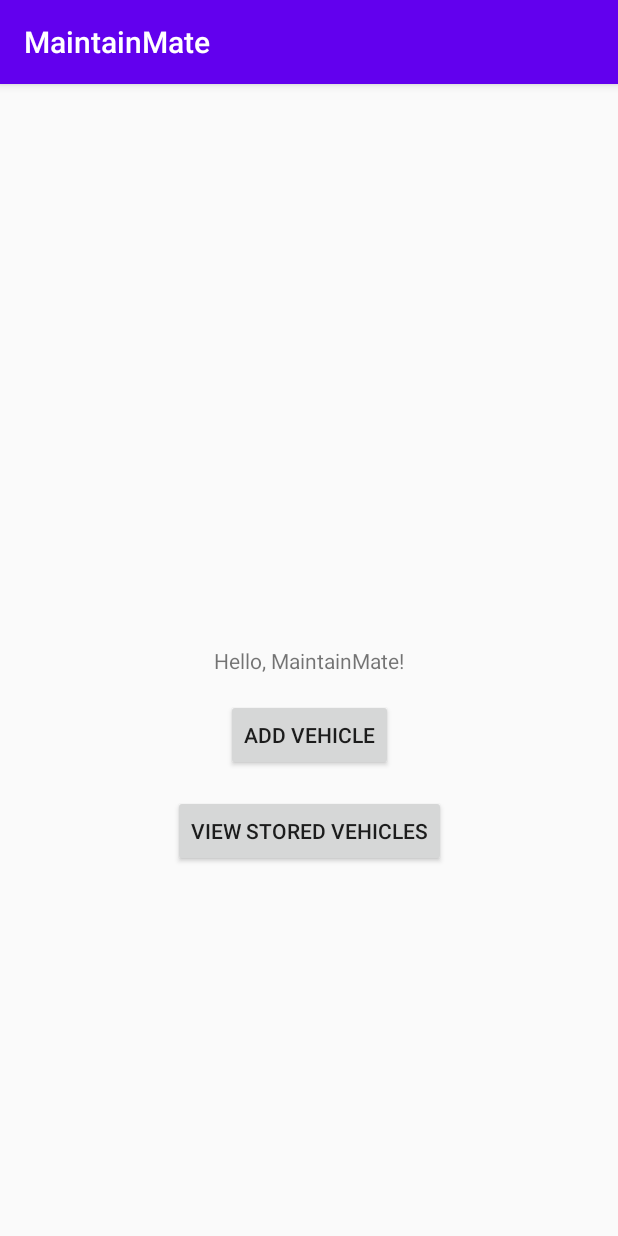
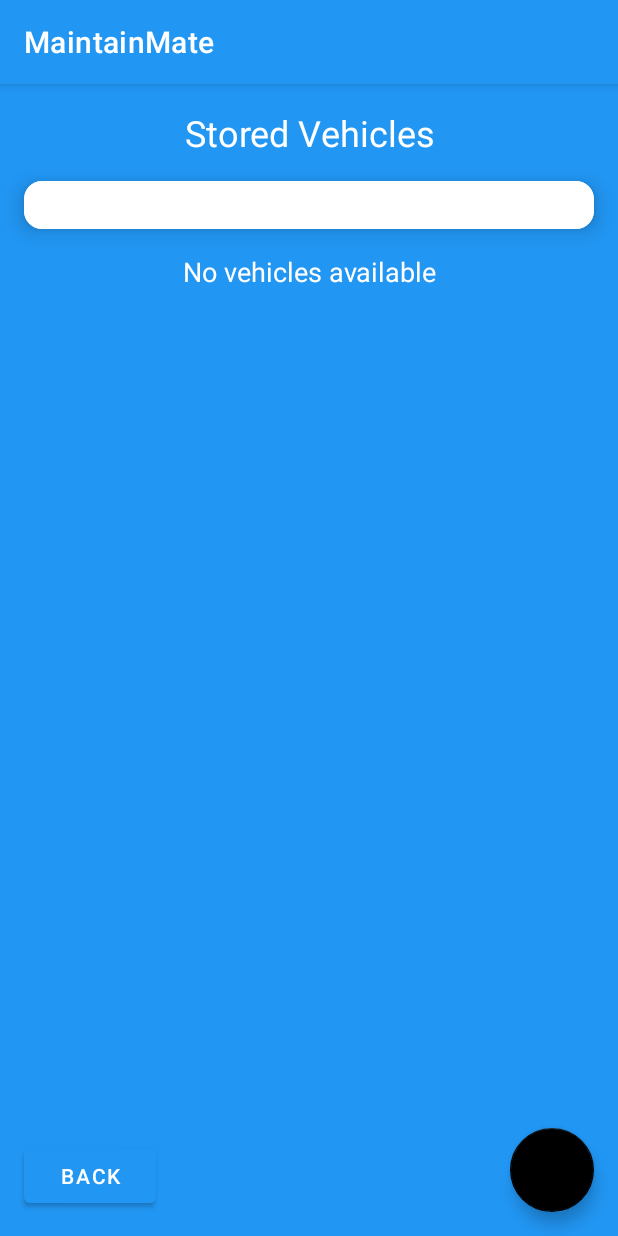
Before and after one commit to NitsuaBee/MaintainMate, an Android app built with Jetpack Compose: the screen it shows after launch (MainActivity before the commit, ViewVehiclesActivity after it), after a tap on "VIEW STORED VEHICLES", on a phone screen of 412 x 824 dp. Run offline under Robolectric (Android 15) with nearby library versions, the phone set to English and light mode, and no system bars.

Commit message:
3rd Commit - Vehicle History function completed with the add-on of edit/delete feature for stored vehicles. Added in UI/UX customizations

```diff
--- a/app/build.gradle.kts
+++ b/app/build.gradle.kts
@@ -50,7 +50,6 @@ android {
 }
 
 dependencies {
-
     implementation(libs.androidx.core.ktx)
     implementation(libs.androidx.lifecycle.runtime.ktx)
     implementation(libs.androidx.activity.compose)
@@ -70,4 +69,6 @@ dependencies {
     implementation("androidx.appcompat:appcompat:1.6.1")
     implementation("androidx.core:core-ktx:1.9.0")
     implementation("androidx.constraintlayout:constraintlayout:2.1.4")
+    implementation("androidx.cardview:cardview:1.0.0")
+    implementation("com.google.android.material:material:1.9.0")
 }
--- a/app/src/main/AndroidManifest.xml
+++ b/app/src/main/AndroidManifest.xml
@@ -32,6 +32,8 @@
         </activity>
 
         <activity android:name=".AddVehicleActivity" />
+        <activity android:name=".ViewVehiclesActivity" />
+
 
     </application>
 
--- a/app/src/main/java/com/example/maintainmate/MainActivity.kt
+++ b/app/src/main/java/com/example/maintainmate/MainActivity.kt
@@ -10,6 +10,7 @@ class MainActivity : AppCompatActivity() {
     override fun onCreate(savedInstanceState: Bundle?) {
         super.onCreate(savedInstanceState)
         setContentView(R.layout.activity_main)
+
 
         val buttonOpenAddVehicle = findViewById<Button>(R.id.buttonOpenAddVehicle)
         val buttonViewVehicles = findViewById<Button>(R.id.buttonViewVehicles)
--- /dev/null
+++ b/app/src/main/res/drawable/ic_add.xml
@@ -0,0 +1,4 @@
+<?xml version="1.0" encoding="utf-8"?>
+<selector xmlns:android="http://schemas.android.com/apk/res/android">
+
+</selector>
--- /dev/null
+++ b/app/src/main/res/drawable/rounded_button.xml
@@ -0,0 +1,6 @@
+<?xml version="1.0" encoding="utf-8"?>
+<shape xmlns:android="http://schemas.android.com/apk/res/android">
+    <solid android:color="@color/secondaryColor"/> <!-- Black as secondary color -->
+    <corners android:radius="12dp"/>
+    <padding android:left="12dp" android:right="12dp" android:top="8dp" android:bottom="8dp"/>
+</shape>
--- a/app/src/main/res/layout/activity_view_vehicles.xml
+++ b/app/src/main/res/layout/activity_view_vehicles.xml
@@ -4,24 +4,81 @@
     xmlns:tools="http://schemas.android.com/tools"
     android:layout_width="match_parent"
     android:layout_height="match_parent"
+    android:background="?attr/colorPrimary"
     tools:context=".ViewVehiclesActivity">
 
+    <!-- Title for the view -->
+    <TextView
+        android:id="@+id/titleText"
+        android:layout_width="wrap_content"
+        android:layout_height="wrap_content"
+        android:text="Stored Vehicles"
+        android:textSize="24sp"
+        android:textColor="@android:color/white"
+        android:layout_marginTop="16dp"
+        app:layout_constraintTop_toTopOf="parent"
+        app:layout_constraintStart_toStartOf="parent"
+        app:layout_constraintEnd_toEndOf="parent"
+        android:gravity="center"/>
+
+    <!-- CardView for modern appearance -->
+    <androidx.cardview.widget.CardView
+        android:id="@+id/card_view"
+        android:layout_width="match_parent"
+        android:layout_height="wrap_content"
+        android:layout_margin="16dp"
+        app:cardElevation="8dp"
+        app:cardCornerRadius="12dp"
+        app:cardBackgroundColor="@android:color/white"
+        app:layout_constraintTop_toBottomOf="@id/titleText"
+        app:layout_constraintStart_toStartOf="parent"
+        app:layout_constraintEnd_toEndOf="parent">
+
+        <!-- ListView for the vehicles -->
+        <ListView
+            android:id="@+id/vehicleListView"
+            android:layout_width="match_parent"
+            android:layout_height="wrap_content"
+            android:divider="@android:color/darker_gray"
+            android:dividerHeight="1dp"
+            android:padding="16dp"
+            android:background="@android:color/white"/>
+    </androidx.cardview.widget.CardView>
+
+    <!-- No Vehicles TextView -->
     <TextView
         android:id="@+id/noVehiclesText"
         android:layout_width="wrap_content"
         android:layout_height="wrap_content"
         android:text="@string/no_vehicles"
+        android:textColor="@android:color/white"
+        android:textSize="18sp"
+        android:gravity="center"
         android:visibility="gone"
-        app:layout_constraintTop_toTopOf="parent"
+        app:layout_constraintTop_toBottomOf="@id/card_view"
         app:layout_constraintStart_toStartOf="parent"
-        app:layout_constraintEnd_toEndOf="parent"/>
+        app:layout_constraintEnd_toEndOf="parent"
+        android:layout_marginTop="16dp"/>
 
-    <ListView
-        android:id="@+id/vehicleListView"
-        android:layout_width="match_parent"
+    <!-- Floating Action Button for modern interaction -->
+    <com.google.android.material.floatingactionbutton.FloatingActionButton
+        android:id="@+id/fab_add_vehicle"
+        android:layout_width="wrap_content"
         android:layout_height="wrap_content"
-        app:layout_constraintTop_toBottomOf="@id/noVehiclesText"
+        android:src="@drawable/ic_add"
+        android:tint="@android:color/white"
+        android:layout_margin="16dp"
+        app:backgroundTint="@color/secondaryColor"
         app:layout_constraintBottom_toBottomOf="parent"
-        app:layout_constraintStart_toStartOf="parent"
-        app:layout_constraintEnd_toEndOf="parent"/>
+        app:layout_constraintEnd_toEndOf="parent" />
+
+    <!-- Back Button -->
+    <Button
+        android:id="@+id/backButton"
+        android:layout_width="wrap_content"
+        android:layout_height="wrap_content"
+        android:text="Back"
+        android:layout_margin="16dp"
+        app:layout_constraintBottom_toBottomOf="parent"
+        app:layout_constraintStart_toStartOf="parent" />
 </androidx.constraintlayout.widget.ConstraintLayout>
--- a/app/src/main/res/values/colors.xml
+++ b/app/src/main/res/values/colors.xml
@@ -1,10 +1,5 @@
-<?xml version="1.0" encoding="utf-8"?>
 <resources>
-    <color name="purple_200">#FFBB86FC</color>
-    <color name="purple_500">#FF6200EE</color>
-    <color name="purple_700">#FF3700B3</color>
-    <color name="teal_200">#FF03DAC5</color>
-    <color name="teal_700">#FF018786</color>
-    <color name="black">#FF000000</color>
-    <color name="white">#FFFFFFFF</color>
+    <color name="primaryColor">#2196F3</color> <!-- Blue -->
+    <color name="secondaryColor">#000000</color> <!-- Black -->
+    <color name="white">#FFFFFF</color>
 </resources>
--- a/app/src/main/res/values/strings.xml
+++ b/app/src/main/res/values/strings.xml
@@ -1,4 +1,5 @@
 <resources>
     <string name="app_name">MaintainMate</string>
     <string name="no_vehicles">No vehicles available</string>
+    <string name="add_vehicle">Add Vehicle</string>
 </resources>
--- a/app/src/main/res/values/styles.xml
+++ b/app/src/main/res/values/styles.xml
@@ -1,9 +1,10 @@
 <resources>
     <!-- Base application theme -->
-    <style name="Theme.MaintainMate" parent="Theme.AppCompat.Light.DarkActionBar">
-        <!-- Customize your theme here -->
-        <item name="colorPrimary">@color/purple_500</item>
-        <item name="colorPrimaryDark">@color/purple_700</item>
-        <item name="colorAccent">@color/teal_200</item>
+    <style name="Theme.MaintainMate" parent="Theme.MaterialComponents.DayNight.DarkActionBar">
+        <!-- Primary and secondary colors -->
+        <item name="colorPrimary">@color/primaryColor</item>
+        <item name="colorPrimaryDark">@color/primaryColor</item>
+        <item name="colorAccent">@color/secondaryColor</item>
+        <item name="android:statusBarColor">@color/primaryColor</item>
     </style>
 </resources>
```
Also changed, not shown: app/src/main/java/com/example/maintainmate/AddVehicleActivity.kt (+44 -11 lines), app/src/main/java/com/example/maintainmate/VehicleAdapter.kt (added, +61 -0 lines), app/src/main/java/com/example/maintainmate/ViewVehiclesActivity.kt (+19 -34 lines), app/src/main/res/layout/activity_add_vehicle.xml (+25 -11 lines), app/src/main/res/layout/activity_main.xml (+18 -3 lines), app/src/main/res/layout/list_item_vehicle.xml (added, +30 -0 lines), app/src/main/res/drawable/car_repair.png (added), app/src/main/res/drawable/repair_tools.png (added), app/src/main/res/drawable/tire_repair.png (added), app/src/main/res/drawable/wrench.png (added).
